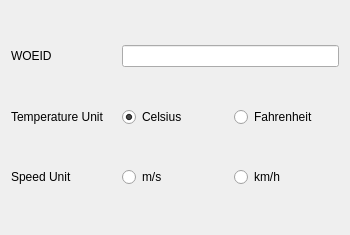
This is contents/ui/config.ui in librehat/com.librehat.yahooweather as Qt 5 draws it before an edit. The edited form follows.
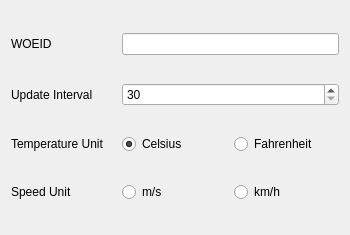
This is the edited form. Custom widgets are drawn as their Qt base class.

Commit message:
add a setting to control update interval.
also bump version to 0.5

Diff of the .ui file:
```diff
--- a/contents/ui/config.ui
+++ b/contents/ui/config.ui
@@ -106,6 +106,29 @@
      </attribute>
     </widget>
    </item>
+   <item row="1" column="0">
+    <widget class="QLabel" name="label_interval">
+     <property name="text">
+      <string>Update Interval</string>
+     </property>
+    </widget>
+   </item>
+   <item row="1" column="1" colspan="2">
+    <widget class="QSpinBox" name="kcfg_interval">
+     <property name="toolTip">
+      <string>&lt;html&gt;&lt;head/&gt;&lt;body&gt;&lt;p&gt;The frequency of updating weather data.&lt;/p&gt;&lt;p&gt;Unit: minute.&lt;/p&gt;&lt;/body&gt;&lt;/html&gt;</string>
+     </property>
+     <property name="minimum">
+      <number>30</number>
+     </property>
+     <property name="maximum">
+      <number>9999</number>
+     </property>
+     <property name="singleStep">
+      <number>30</number>
+     </property>
+    </widget>
+   </item>
   </layout>
  </widget>
  <customwidgets>
```
Left out of the diff: 2 changed lines with no effect on the pictures. The commit also changes 19 other files.
